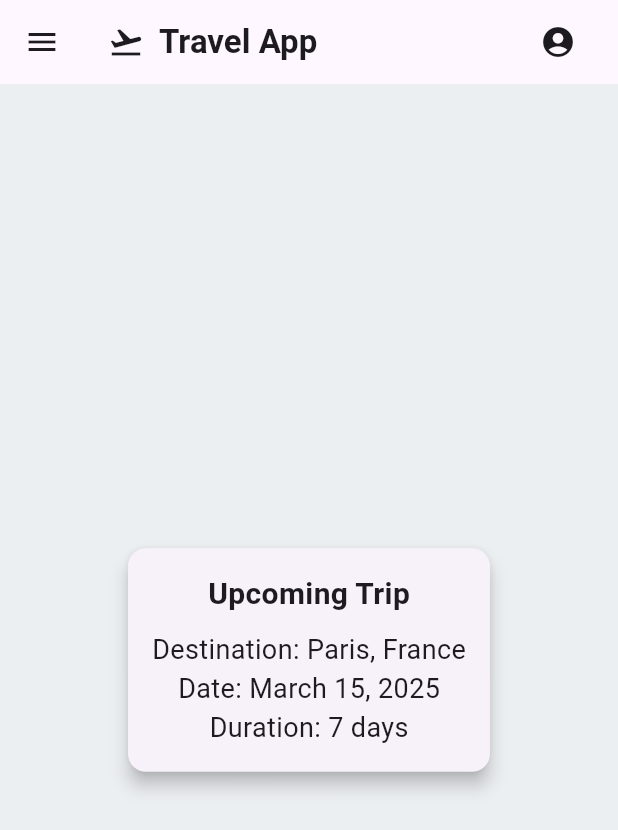
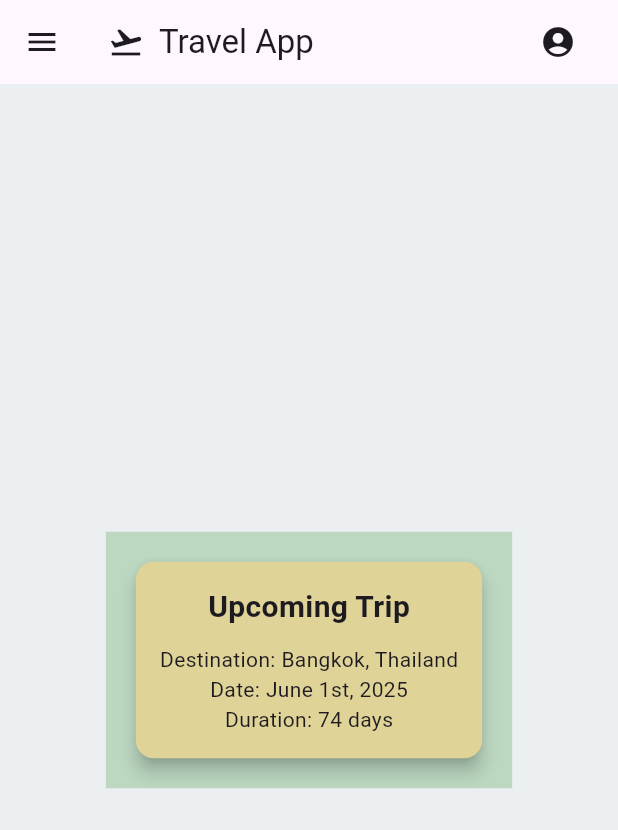
Before and after one commit to SETaP-4A/SETaP-4A-TravelPlanner, a Flutter app: the screen it shows after launch, on a phone screen of 412 x 824 dp. Shown: the top 830 px of the screen. Run offline on Flutter 3.47's test engine with Material 3 defaults, Android fonts, the phone set to English and light mode, and no system bars.

Commit message:
Colour Scheme on trip page.

```diff
--- a/lib/main.dart
+++ b/lib/main.dart
@@ -14,10 +14,10 @@ class TravelApp extends StatelessWidget {
       theme: ThemeData(
         primarySwatch: Colors.blue,
         scaffoldBackgroundColor: Colors.blueGrey[50],
-        textTheme: TextTheme(
-          headline6: TextStyle(fontSize: 22, fontWeight: FontWeight.bold),
-          bodyText2: TextStyle(fontSize: 18),
-        ),
+        // textTheme: TextTheme(
+        //   headline6: TextStyle(fontSize: 22, fontWeight: FontWeight.bold),
+        //   bodyText2: TextStyle(fontSize: 18),
+        // ),
       ),
       home: HomeScreen(),
     );
--- a/lib/trips_page.dart
+++ b/lib/trips_page.dart
@@ -3,8 +3,11 @@ import 'package:flutter/material.dart';
 class TripsPage extends StatelessWidget {
   @override
   Widget build(BuildContext context) {
-    return Center(
+    return const Center(
+        child: DecoratedBox(
+      decoration: BoxDecoration(color: Color(0xFFBCD8C1)),
       child: Card(
+        color: Color.fromARGB(255, 223, 211, 151),
         elevation: 5,
         margin: EdgeInsets.all(20),
         child: Padding(
@@ -16,14 +19,16 @@ class TripsPage extends StatelessWidget {
                 'Upcoming Trip',
                 style: TextStyle(fontSize: 20, fontWeight: FontWeight.bold),
               ),
-              SizedBox(height: 10),
-              Text('Destination: Paris, France'),
-              Text('Date: March 15, 2025'),
-              Text('Duration: 7 days'),
+              SizedBox(
+                height: 10,
+              ),
+              Text('Destination: Bangkok, Thailand'),
+              Text('Date: June 1st, 2025'),
+              Text('Duration: 74 days'),
             ],
           ),
         ),
       ),
-    );
+    ));
   }
 }
```
Also changed, not shown: pubspec.lock.
